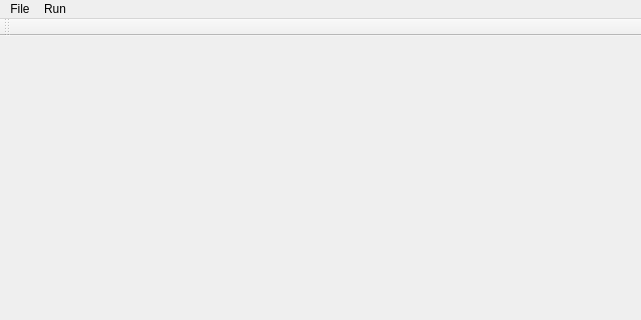
phg1024/MultilinearFaceRecon, file MultilinearFaceRecon/multilinearfacerecon.ui: the form before one commit; both pictures show x 0 to 641 and y 0 to 320 of the 641 by 531 pixel window.
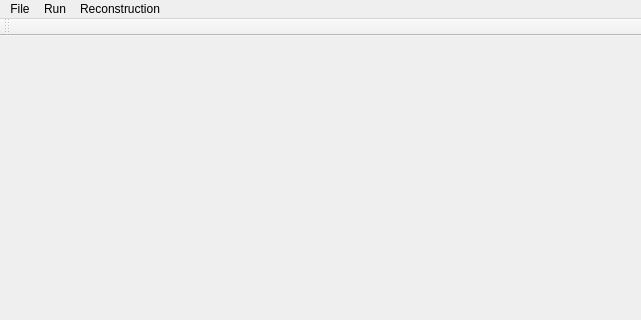
The form after the commit.

Commit message: refactoring. multiple image reconstruction in progress.

The edit to the form file:
```diff
--- a/MultilinearFaceRecon/multilinearfacerecon.ui
+++ b/MultilinearFaceRecon/multilinearfacerecon.ui
@@ -58,8 +58,16 @@
     <addaction name="actionBatch_Recon_ICP_GPU"/>
     <addaction name="actionRecord"/>
    </widget>
+   <widget class="QMenu" name="menuRecon">
+    <property name="title">
+     <string>Reconstruction</string>
+    </property>
+    <addaction name="actionSingle_Image"/>
+    <addaction name="actionMultiple_Images"/>
+   </widget>
    <addaction name="menuFile"/>
    <addaction name="menuRun"/>
+   <addaction name="menuRecon"/>
   </widget>
   <widget class="QToolBar" name="mainToolBar">
    <attribute name="toolBarArea">
```
Left out of the diff: 10 changed lines with no effect on the pictures. The commit also changes 8 other files.
